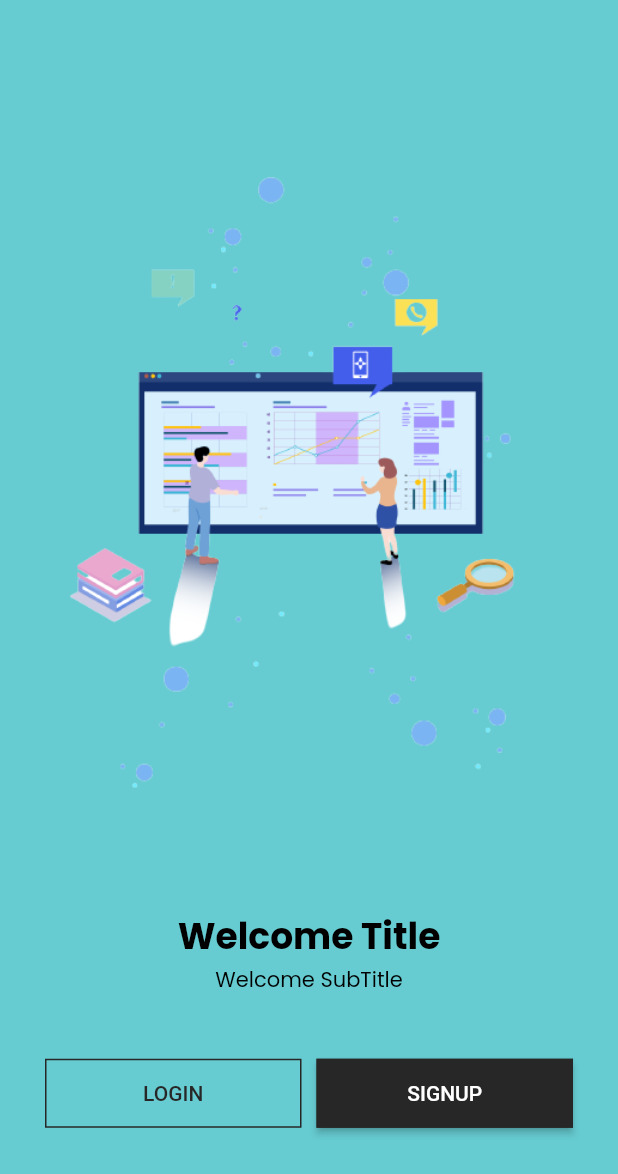
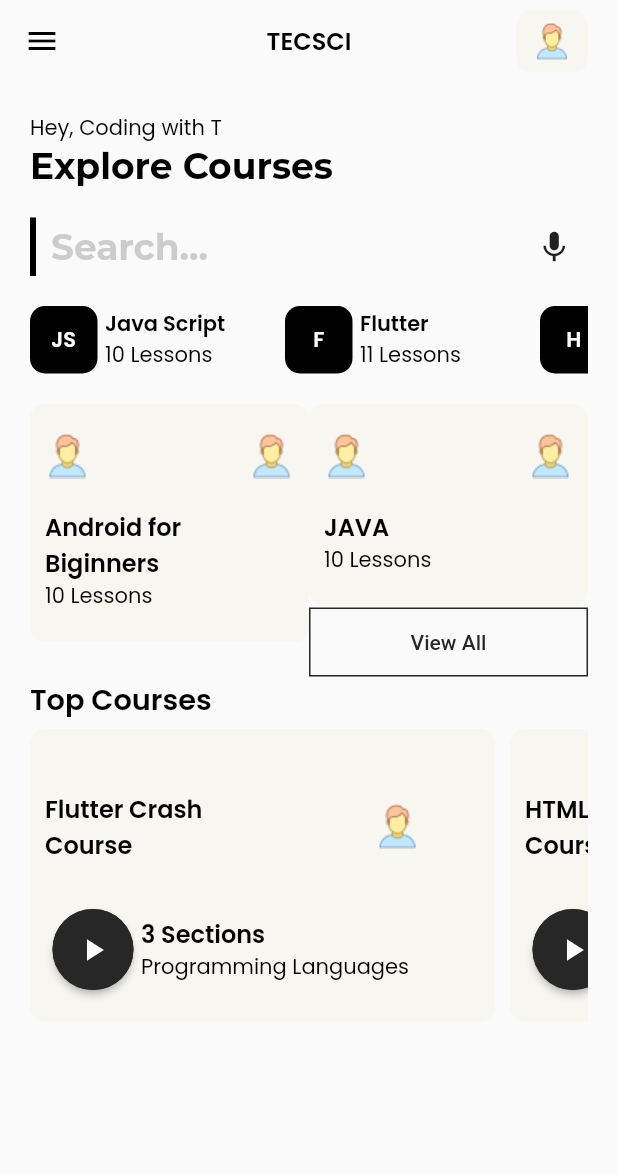
Before and after one commit to DanielRoffo/LoginUITemplateFlutter, a Flutter app: the screen it shows after launch, on a phone screen of 412 x 824 dp. Shown: the top 1174 px of the screen. Run offline on Flutter 3.47's test engine with Material 2 defaults, Android fonts, the phone set to English and light mode, and no system bars; our stand-ins replace flutter_otp_text_field, get, google_fonts, liquid_swipe, smooth_page_indicator.

Commit message:
Nueva Screen Dashboard

```diff
--- a/lib/main.dart
+++ b/lib/main.dart
@@ -1,4 +1,5 @@
 import 'package:login_ui_template_flutter/src/features/authentication/screens/splash_screen/splash_screen.dart';
+import 'package:login_ui_template_flutter/src/features/core/screens/dashboard.dart';
 import 'package:login_ui_template_flutter/src/utils/theme/theme.dart';
 import 'package:flutter/material.dart';
 import 'package:get/get.dart';
@@ -19,7 +20,7 @@ class MyApp extends StatelessWidget {
       debugShowCheckedModeBanner: false,
       defaultTransition: Transition.leftToRightWithFade,
       transitionDuration: const Duration(milliseconds: 500),
-      home: const SplashScreen(),
+      home: const Dashboard() //SplashScreen(),
     );
   }
 }
--- a/lib/src/constants/image_strings.dart
+++ b/lib/src/constants/image_strings.dart
@@ -21,3 +21,10 @@ const String tGoogleLogoImage = "assets/logo/google_logo.png";
 // Forget Password Images
 
 const String tForgetPasswordImage = "assets/images/forget_password/forgetpassword.png";
+
+// Dashboard Images
+
+const String tUserProfileImage = "assets/images/dashboard/icons8user30.png";
+const String tBookmarkIcon = "assets/images/dashboard/icons8user30.png";
+const String tBannerImage1 = "assets/images/dashboard/icons8user30.png";
+const String tTopCouseImage1 = "assets/images/dashboard/icons8user30.png";
--- a/lib/src/constants/sizes.dart
+++ b/lib/src/constants/sizes.dart
@@ -5,3 +5,8 @@ const tDefaultSize = 30.0;
 const tSplashContainerSize = 30.0;
 const tButtomHeight = 15.0;
 const tFormHeight = 30.0;
+
+// Dashboard Sizing
+
+const tDashboardPadding = 20.0;
+const tDashboardCardPadding = 10.0;
--- a/lib/src/constants/text_strings.dart
+++ b/lib/src/constants/text_strings.dart
@@ -68,3 +68,13 @@ const String tForgetMailSubTitle = "Select one of the options given below to res
 const String tOtpTitle = "CO\nDE";
 const String tOtpSubTitle = "Verification";
 const String tOtpMessage= "Enter the verification code sent at ";
+
+// -- On Boarding Text
+const String tDashboardTitle = "Hey, Coding with T";
+const String tDashboardHeading = "Explore Courses";
+const String tDashboardSearch = "Search...";
+const String tDashboardBannerTitle1 = "Android for Biginners";
+const String tDashboardBannerTitle2 = "JAVA";
+const String tDashboardBannerSubTitle = "10 Lessons";
+const String tDashboardButton = "View All";
+const String tDashboardTopCourses = "Top Courses";
--- /dev/null
+++ b/lib/src/features/core/models/dashboard/categories_model.dart
@@ -0,0 +1,18 @@
+import 'package:flutter/material.dart';
+
+class DashboardCategoriesModel{
+  final String title;
+  final String heading;
+  final String subHeading;
+  final VoidCallback? onPress;
+
+  DashboardCategoriesModel(this.title, this.heading, this.subHeading, this.onPress);
+
+  static List<DashboardCategoriesModel> list = [
+    DashboardCategoriesModel("JS", "Java Script", "10 Lessons", null),
+    DashboardCategoriesModel("F", "Flutter", "11 Lessons", null),
+    DashboardCategoriesModel("H", "HTML", "8 Lessons", null),
+    DashboardCategoriesModel("K", "Kotlin", "20 Lessons", null),
+    DashboardCategoriesModel("P", "Python", "100 Lessons", null),
+  ];
+}
--- /dev/null
+++ b/lib/src/features/core/models/dashboard/courses_model.dart
@@ -0,0 +1,19 @@
+import 'package:flutter/material.dart';
+
+import '../../../../constants/image_strings.dart';
+
+class DashboardCoursesModel{
+  final String title;
+  final String heading;
+  final String subHeading;
+  final String image;
+  final VoidCallback? onPress;
+
+  DashboardCoursesModel(this.title, this.heading, this.subHeading, this.image, this.onPress);
+
+  static List<DashboardCoursesModel> list = [
+    DashboardCoursesModel("Flutter Crash Course", "3 Sections", "Programming Languages", tTopCouseImage1 , null),
+    DashboardCoursesModel("HTML / CSS Crash Course", "2 Sections", "35 Lessons", tTopCouseImage1 ,null),
+    DashboardCoursesModel("Material Desing Course", "6 Sections", "Programming & Design", tTopCouseImage1 ,null),
+  ];
+}
--- /dev/null
+++ b/lib/src/features/core/screens/dashboard.dart
@@ -0,0 +1,53 @@
+import 'package:flutter/cupertino.dart';
+import 'package:flutter/material.dart';
+import 'package:login_ui_template_flutter/src/constants/colors.dart';
+import 'package:login_ui_template_flutter/src/constants/sizes.dart';
+import 'package:login_ui_template_flutter/src/constants/text_strings.dart';
+import 'package:login_ui_template_flutter/src/features/core/screens/widgets/appbar.dart';
+import 'package:login_ui_template_flutter/src/features/core/screens/widgets/banners.dart';
+import 'package:login_ui_template_flutter/src/features/core/screens/widgets/categories.dart';
+import 'package:login_ui_template_flutter/src/features/core/screens/widgets/search.dart';
+import 'package:login_ui_template_flutter/src/features/core/screens/widgets/top_courses.dart';
+
+import '../../../constants/image_strings.dart';
+
+class Dashboard extends StatelessWidget {
+  const Dashboard({Key? key}) : super(key: key);
+
+  @override
+  Widget build(BuildContext context) {
+    final textTheme = Theme.of(context).textTheme;
+
+    return Scaffold(
+      appBar: const DashboardAppBar(),
+      body: SingleChildScrollView(
+          child: Container(
+        padding: const EdgeInsets.all(tDashboardPadding),
+        child: Column(
+          crossAxisAlignment: CrossAxisAlignment.start,
+          children: [
+            //Heading
+            Text(tDashboardTitle, style: textTheme.bodyText2),
+            Text(tDashboardHeading, style: textTheme.headline2),
+            const SizedBox(height: tDashboardPadding,),
+
+            //Search Box
+            DashboardSearchBox(textTheme: textTheme),
+            const SizedBox(height: tDashboardPadding,),
+
+            //Categories
+            DashboardCategories(textTheme: textTheme),
+            const SizedBox(height: tDashboardPadding,),
+
+            //Banners
+            DashboardBanners(textTheme: textTheme),
+
+            //Top Courses
+            Text(tDashboardTopCourses, style: textTheme.headline4?.apply(fontSizeFactor: 1.2),),
+            TopCourses(textTheme: textTheme)
+          ],
+        ),
+      )),
+    );
+  }
+}
--- /dev/null
+++ b/lib/src/features/core/screens/widgets/appbar.dart
@@ -0,0 +1,45 @@
+import 'package:flutter/material.dart';
+
+import '../../../../constants/colors.dart';
+import '../../../../constants/image_strings.dart';
+import '../../../../constants/text_strings.dart';
+
+class DashboardAppBar extends StatelessWidget implements PreferredSizeWidget{
+  const DashboardAppBar({
+    Key? key,
+  }) : super(key: key);
+
+  @override
+  Widget build(BuildContext context) {
+    return AppBar(
+      leading: const Icon(
+        Icons.menu,
+        color: Colors.black,
+      ),
+      title: Text(
+        tAppName,
+        style: Theme.of(context).textTheme.headline4,
+      ),
+      centerTitle: true,
+      elevation: 0,
+      backgroundColor: Colors.transparent,
+      actions: [
+        Container(
+          margin: const EdgeInsets.symmetric(horizontal: 20, vertical: 7),
+          decoration: BoxDecoration(
+              borderRadius: BorderRadius.circular(10), color: tCardBgColor),
+          child: IconButton(
+            onPressed: () {},
+            icon: const Image(
+              image: AssetImage(tUserProfileImage),
+            ),
+          ),
+        )
+      ],
+    );
+  }
+
+  @override
+  // TODO: implement preferredSize
+  Size get preferredSize => const Size.fromHeight(55);
+}
--- /dev/null
+++ b/lib/src/features/core/screens/widgets/banners.dart
@@ -0,0 +1,82 @@
+import 'package:flutter/material.dart';
+
+import '../../../../constants/colors.dart';
+import '../../../../constants/image_strings.dart';
+import '../../../../constants/sizes.dart';
+import '../../../../constants/text_strings.dart';
+
+class DashboardBanners extends StatelessWidget {
+  const DashboardBanners({
+    Key? key,
+    required this.textTheme,
+  }) : super(key: key);
+
+  final TextTheme textTheme;
+
+  @override
+  Widget build(BuildContext context) {
+    return Row(
+      crossAxisAlignment: CrossAxisAlignment.start,
+      children: [
+        Expanded(
+          child: Container(
+            decoration: BoxDecoration(borderRadius: BorderRadius.circular(10), color: tCardBgColor),
+            padding: const EdgeInsets.symmetric(horizontal: 10, vertical: 20),
+            child: Column(
+              crossAxisAlignment: CrossAxisAlignment.start,
+              children: [
+                Row(
+                  mainAxisAlignment: MainAxisAlignment.spaceBetween,
+                  crossAxisAlignment: CrossAxisAlignment.start,
+                  children: const [
+                    Flexible(child: Image(image: AssetImage(tBookmarkIcon))),
+                    Flexible(child: Image(image: AssetImage(tBookmarkIcon))),
+                  ],
+                ),
+
+                const SizedBox(height: tDashboardPadding,),
+
+                Text(tDashboardBannerTitle1, style: textTheme.headline4, maxLines: 2, overflow: TextOverflow.ellipsis,),
+                Text(tDashboardBannerSubTitle, style: textTheme.bodyText2, maxLines: 1, overflow: TextOverflow.ellipsis,),
+              ],
+            ),
+          ),
+        ),
+        const SizedBox(height: tDashboardPadding,),
+        Expanded(
+            child: Column(
+              children: [
+                Container(
+                  decoration: BoxDecoration(borderRadius: BorderRadius.circular(10), color: tCardBgColor),
+                  padding: const EdgeInsets.symmetric(horizontal: 10, vertical: 20),
+                  child: Column(
+                    crossAxisAlignment: CrossAxisAlignment.start,
+                    children: [
+                      Row(
+                        mainAxisAlignment: MainAxisAlignment.spaceBetween,
+                        crossAxisAlignment: CrossAxisAlignment.start,
+                        children: const [
+                          Flexible(child: Image(image: AssetImage(tBookmarkIcon))),
+                          Flexible(child: Image(image: AssetImage(tBookmarkIcon))),
+                        ],
+                      ),
+
+                      const SizedBox(height: tDashboardPadding,),
+
+                      Text(tDashboardBannerTitle2, style: textTheme.headline4, overflow: TextOverflow.ellipsis,),
+                      Text(tDashboardBannerSubTitle, style: textTheme.bodyText2, overflow: TextOverflow.ellipsis,),
+                    ],
+                  ),
+                ),
+                SizedBox(
+                  width: double.infinity ,
+                  child : OutlinedButton(onPressed: (){} , child: const Text(tDashboardButton),),
+                )
+
+              ],
+            )
+        ),
+      ],
+    );
+  }
+}
--- /dev/null
+++ b/lib/src/features/core/screens/widgets/categories.dart
@@ -0,0 +1,56 @@
+import 'package:flutter/material.dart';
+
+import '../../../../constants/colors.dart';
+import '../../models/dashboard/categories_model.dart';
+
+class DashboardCategories extends StatelessWidget {
+  const DashboardCategories({
+    Key? key,
+    required this.textTheme,
+  }) : super(key: key);
+
+  final TextTheme textTheme;
+
+  @override
+  Widget build(BuildContext context) {
+    final list = DashboardCategoriesModel.list;
+    return SizedBox(
+      height: 45,
+      child: ListView.builder(
+        itemCount: list.length,
+        shrinkWrap: true,
+        scrollDirection: Axis.horizontal,
+        itemBuilder: (context, index) => GestureDetector(
+          onTap: list[index].onPress,
+          child: SizedBox(
+            width: 170,
+            height: 50,
+            child: Row(
+              children: [
+                Container(
+                  width: 45,
+                  height: 45,
+                  decoration: BoxDecoration(borderRadius: BorderRadius.circular(10), color: tDarkColor),
+                  child: Center(
+                    child: Text(list[index].title, style: textTheme.headline6?.apply(color: Colors.white),),
+                  ),
+                ),
+                const SizedBox(width: 5,),
+                Flexible(
+                  child: Column(
+                    crossAxisAlignment: CrossAxisAlignment.start,
+                    mainAxisAlignment: MainAxisAlignment.center,
+                    children: [
+                      Text(list[index].heading, style: textTheme.headline6, overflow: TextOverflow.ellipsis,),
+                      Text(list[index].subHeading, style: textTheme.bodyText2, overflow: TextOverflow.ellipsis,)
+                    ],
+                  ),
+                )
+              ],
+            ),
+          ),
+        ),
+      ),
+    );
+  }
+}
--- /dev/null
+++ b/lib/src/features/core/screens/widgets/search.dart
@@ -0,0 +1,35 @@
+import 'package:flutter/material.dart';
+
+import '../../../../constants/text_strings.dart';
+
+class DashboardSearchBox extends StatelessWidget {
+  const DashboardSearchBox({
+    Key? key,
+    required this.textTheme,
+  }) : super(key: key);
+
+  final TextTheme textTheme;
+
+  @override
+  Widget build(BuildContext context) {
+    return Container(
+      decoration: const BoxDecoration(
+          border: Border(left: BorderSide(width: 4))),
+      padding: const EdgeInsets.symmetric(horizontal: 10, vertical: 5),
+      child: Row(
+        mainAxisAlignment: MainAxisAlignment.spaceBetween,
+        children: [
+          Text(
+            tDashboardSearch,
+            style: textTheme.headline2
+                ?.apply(color: Colors.grey.withOpacity(0.5)),
+          ),
+          const Icon(
+            Icons.mic,
+            size: 25,
+          )
+        ],
+      ),
+    );
+  }
+}
--- /dev/null
+++ b/lib/src/features/core/screens/widgets/top_courses.dart
@@ -0,0 +1,74 @@
+import 'package:flutter/material.dart';
+import 'package:login_ui_template_flutter/src/features/core/models/dashboard/courses_model.dart';
+
+import '../../../../constants/colors.dart';
+import '../../../../constants/image_strings.dart';
+import '../../../../constants/sizes.dart';
+
+
+class TopCourses extends StatelessWidget {
+  const TopCourses({
+    Key? key,
+    required this.textTheme,
+  }) : super(key: key);
+
+  final TextTheme textTheme;
+
+  @override
+  Widget build(BuildContext context) {
+    final list = DashboardCoursesModel.list;
+    return SizedBox(
+      height: 200,
+      child: ListView.builder(
+        shrinkWrap: true,
+        scrollDirection: Axis.horizontal,
+        itemCount: list.length,
+        itemBuilder: (context, index) => SizedBox(
+          width: 320,
+          height: 200,
+          child: Padding(
+            padding: const EdgeInsets.only(right: 10, top: 5),
+            child: Container(
+              decoration: BoxDecoration(borderRadius: BorderRadius.circular(10), color: tCardBgColor),
+              padding: const EdgeInsets.all(10),
+              child: Column(
+                crossAxisAlignment: CrossAxisAlignment.start,
+                children: [
+                  Row(
+                    mainAxisAlignment: MainAxisAlignment.spaceBetween,
+                    children: [
+                      Flexible(
+                        child: Text(list[index].title,
+                          style: textTheme.headline4,
+                          maxLines: 2,
+                          overflow: TextOverflow.ellipsis,),
+                      ),
+                      Flexible(child: Image(image: AssetImage(list[index].image), height: 110,))
+                    ],
+                  ),
+                  Row(
+                    children: [
+                      ElevatedButton(
+                        style:ElevatedButton.styleFrom(shape: const CircleBorder()) ,
+                        onPressed: (){},
+                        child: const Icon(Icons.play_arrow),
+                      ),
+                      const SizedBox(height: tDashboardPadding,),
+                      Column(
+                        crossAxisAlignment: CrossAxisAlignment.start,
+                        children: [
+                          Text(list[index].heading, style: textTheme.headline4, overflow: TextOverflow.ellipsis,),
+                          Text(list[index].subHeading, style: textTheme.bodyText2, overflow: TextOverflow.ellipsis,),
+                        ],
+                      )
+                    ],
+                  )
+                ],
+              ),
+            ),
+          ),
+        ),
+      ),
+    );
+  }
+}
--- a/pubspec.yaml
+++ b/pubspec.yaml
@@ -72,6 +72,7 @@ flutter:
     - assets/images/splash_images/
     - assets/images/on_boarding_images/
     - assets/images/welcome_images/
+    - assets/images/dashboard/
     - assets/logo/
 
   # An image asset can refer to one or more resolution-specific "variants", see
```
Also changed, not shown: assets/images/dashboard/icons8user30.png (added).
